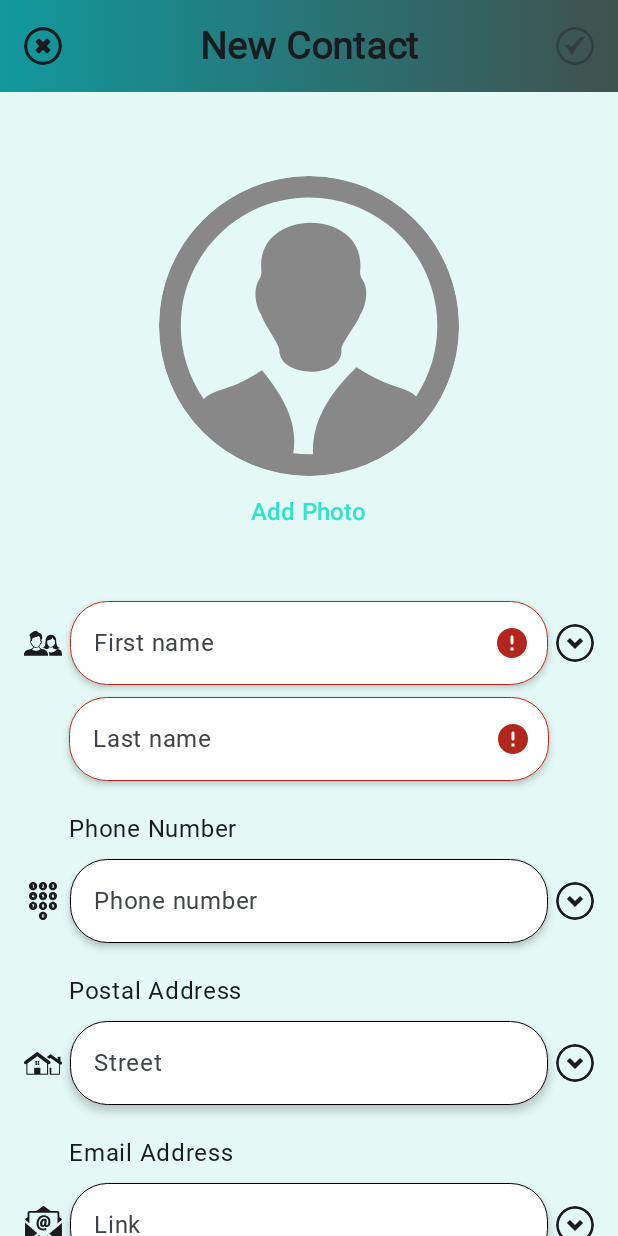
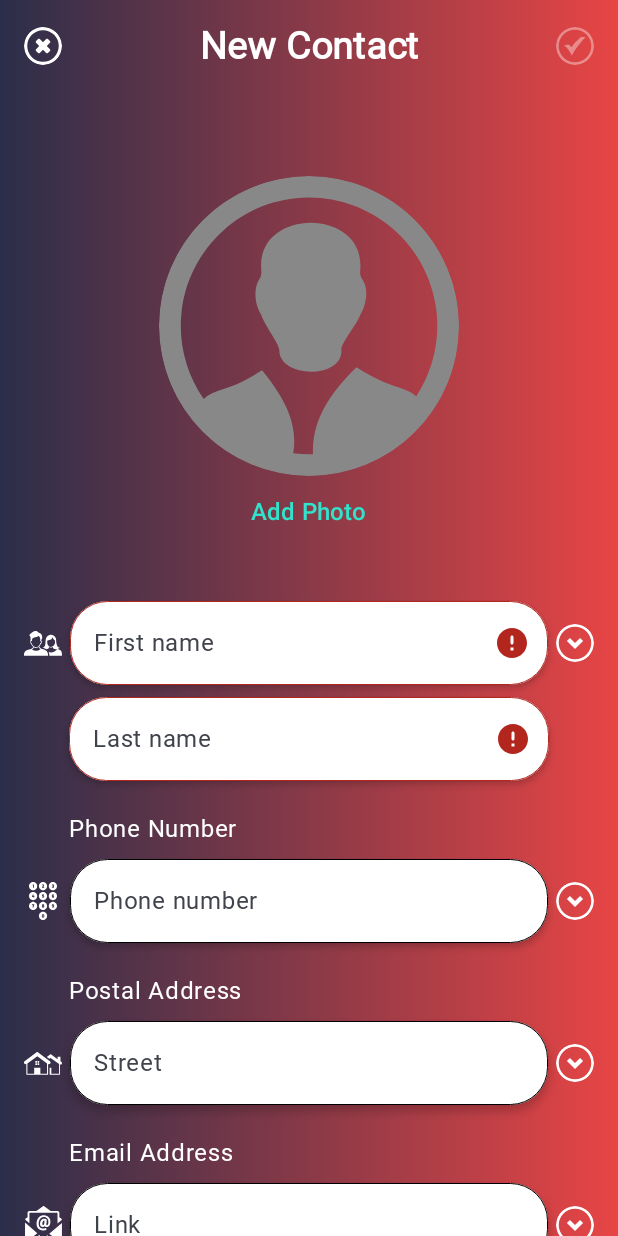
Before and after one commit to Dendy-Jr/Contacts, an Android app built with Jetpack Compose: the CreateContactScreen screen opened through its navigation route, on a phone screen of 412 x 824 dp. Run offline under Robolectric (Android 15) with nearby library versions, the phone set to English and light mode, and no system bars; our stand-ins replace Dagger/Hilt's generated code; libraries missing offline, so code that uses them is left out: io.realm.kotlin, org.mongodb.kbson; Roboto replaces fonts that are not available here; 1 statement that could not run was skipped.

Commit message:
Creating `contact validation` and tests for him

```diff
--- a/app/build.gradle
+++ b/app/build.gradle
@@ -61,6 +61,8 @@ dependencies {
     implementation 'androidx.compose.material3:material3:1.1.0-alpha06'
     implementation "androidx.compose.material:material-icons-extended"
     testImplementation 'junit:junit:4.13.2'
+    testImplementation "com.google.truth:truth:1.1.3"
+    testImplementation 'junit:junit:4.12'
     androidTestImplementation 'androidx.test.ext:junit:1.1.5'
     androidTestImplementation 'androidx.test.espresso:espresso-core:3.5.1'
     androidTestImplementation "androidx.compose.ui:ui-test-junit4"
--- a/app/src/main/java/ui/dendi/contacts/presentation/screen/contact_details/component/CardSection.kt
+++ b/app/src/main/java/ui/dendi/contacts/presentation/screen/contact_details/component/CardSection.kt
@@ -26,7 +26,7 @@ fun CardSection(
                 spotColor = Color.Gray,
                 elevation = 8.dp
             ),
-        colors = CardDefaults.cardColors(containerColor = Color(0xFF30E3CA))
+        colors = CardDefaults.cardColors(containerColor = Color(0xFF53354A))
     ) {
         Column(modifier = Modifier.padding(8.dp)) {
             content()
--- a/app/src/main/java/ui/dendi/contacts/presentation/screen/contacts/ContactsScreen.kt
+++ b/app/src/main/java/ui/dendi/contacts/presentation/screen/contacts/ContactsScreen.kt
@@ -49,14 +49,6 @@ fun ContactsScreen(
     viewModel: ContactsViewModel = hiltViewModel(),
 ) {
     Box(modifier = modifier.fillMaxSize()) {
-        BubbleAnimation(
-            bubbleColor1 = Color(0xFFE4F9F5),
-            bubbleColor2 = Color(0xFF30E3CA),
-            modifier = Modifier
-                .fillMaxWidth()
-                .height(500.dp)
-                .align(Alignment.Center)
-        )
         Column(modifier = Modifier.fillMaxSize()) {
             Column(
                 modifier = Modifier
@@ -64,8 +56,8 @@ fun ContactsScreen(
                     .background(
                         brush = Brush.horizontalGradient(
                             listOf(
-                                Color(0xFF11999E),
-                                Color(0xFF40514E),
+                                Color(0xFF2B2E4A),
+                                Color(0xFFE84545),
                             )
                         )
                     )
@@ -79,16 +71,18 @@ fun ContactsScreen(
                         modifier = Modifier.weight(1F),
                         text = stringResource(R.string.contacts),
                         textAlign = TextAlign.Start,
-                        fontSize = 36.sp,
+                        fontSize = 40.sp,
+                        color = Color.White,
                         fontWeight = FontWeight.ExtraBold,
                     )
                     IconButton(
                         onClick = { onNextClick() },
                     ) {
                         Icon(
-                            modifier = Modifier.size(36.sp.textSizeToDp()),
+                            modifier = Modifier.size(40.sp.textSizeToDp()),
                             imageVector = Icons.Filled.Add,
                             contentDescription = null,
+                            tint = Color.White,
                         )
                     }
                 }
@@ -144,6 +138,14 @@ fun ContactsScreen(
                 }
             }
         }
+        BubbleAnimation(
+            bubbleColor1 = Color(0xFF903749),
+            bubbleColor2 = Color(0xFF53354A),
+            modifier = Modifier
+                .fillMaxWidth()
+                .height(500.dp)
+                .align(Alignment.Center)
+        )
     }
 }
 
--- a/app/src/main/java/ui/dendi/contacts/presentation/screen/create_contact/CreateContactScreen.kt
+++ b/app/src/main/java/ui/dendi/contacts/presentation/screen/create_contact/CreateContactScreen.kt
@@ -49,8 +49,8 @@ fun CreateContactScreen(
                 .background(
                     brush = Brush.horizontalGradient(
                         listOf(
-                            Color(0xFF11999E),
-                            Color(0xFF40514E),
+                            Color(0xFF2B2E4A),
+                            Color(0xFFE84545),
                         )
                     )
                 )
@@ -67,6 +67,7 @@ fun CreateContactScreen(
                 Icon(
                     painter = painterResource(id = R.drawable.ic_cancel),
                     contentDescription = null,
+                    tint = Color.White
                 )
             }
             Text(
@@ -75,13 +76,17 @@ fun CreateContactScreen(
                 text = stringResource(R.string.new_contact),
                 fontSize = 25.sp,
                 fontWeight = FontWeight.SemiBold,
+                color = Color.White,
             )
             IconButton(
                 modifier = Modifier.size(25.sp.textSizeToDp()),
-                enabled = viewModel.showDoneButton(),
+                enabled = viewModel.enableDoneButton,
                 onClick = {
-                    viewModel.onSaveButtonClick()
+                    viewModel.onDoneButtonClick()
                 },
+                colors = IconButtonDefaults.iconButtonColors(
+                    contentColor = Color.White
+                )
             ) {
                 Icon(
                     painter = painterResource(id = R.drawable.ic_done),
@@ -93,7 +98,14 @@ fun CreateContactScreen(
         Column(
             modifier = Modifier
                 .verticalScroll(rememberScrollState())
-                .background(Color(0xFFE4F9F5))
+                .background(
+                    brush = Brush.horizontalGradient(
+                        listOf(
+                            Color(0xFF2B2E4A),
+                            Color(0xFFE84545),
+                        )
+                    )
+                )
                 .padding(horizontal = 16.dp)
         ) {
             Spacer(modifier = Modifier.height(56.dp))
@@ -147,6 +159,16 @@ fun CreateContactScreen(
                 modifier = Modifier.fillMaxWidth(),
                 verticalArrangement = Arrangement.spacedBy(8.dp),
             ) {
+                if (viewModel.showScreenMessage) {
+                    viewModel.screenMessage?.asString()?.let {
+                        Text(
+                            modifier = Modifier.fillMaxWidth(),
+                            text = it,
+                            color = Color.Red,
+                            textAlign = TextAlign.Center,
+                        )
+                    }
+                }
                 var showCollapsedMainFields by remember {
                     mutableStateOf(false)
                 }
@@ -233,8 +255,7 @@ fun CreateContactScreen(
                         placeholderResId = R.string.street,
                     )
                     IconEndField(onClick = {
-                        showCollapsedPostalAddressFields =
-                            showCollapsedPostalAddressFields.not()
+                        showCollapsedPostalAddressFields = showCollapsedPostalAddressFields.not()
                     }, showCollapsedFields = { showCollapsedPostalAddressFields })
                 }
                 if (showCollapsedPostalAddressFields) {
--- a/app/src/main/java/ui/dendi/contacts/presentation/screen/create_contact/components/IconEndField.kt
+++ b/app/src/main/java/ui/dendi/contacts/presentation/screen/create_contact/components/IconEndField.kt
@@ -5,6 +5,7 @@ import androidx.compose.material3.Icon
 import androidx.compose.material3.IconButton
 import androidx.compose.runtime.Composable
 import androidx.compose.ui.Modifier
+import androidx.compose.ui.graphics.Color
 import androidx.compose.ui.res.painterResource
 import androidx.compose.ui.unit.dp
 import ui.dendi.contacts.R
@@ -18,6 +19,7 @@ fun IconEndField(onClick: () -> Unit, showCollapsedFields: () -> Boolean) {
         Icon(
             painter = painterResource(id = if (showCollapsedFields.invoke()) R.drawable.ic_arrow_top else R.drawable.ic_arrow_bottom),
             contentDescription = null,
+            tint = Color.White,
         )
     }
 }
--- a/app/src/main/java/ui/dendi/contacts/presentation/screen/create_contact/components/IconStartField.kt
+++ b/app/src/main/java/ui/dendi/contacts/presentation/screen/create_contact/components/IconStartField.kt
@@ -4,6 +4,7 @@ import androidx.compose.foundation.layout.size
 import androidx.compose.material3.Icon
 import androidx.compose.runtime.Composable
 import androidx.compose.ui.Modifier
+import androidx.compose.ui.graphics.Color
 import androidx.compose.ui.res.painterResource
 import androidx.compose.ui.unit.Dp
 import androidx.compose.ui.unit.dp
@@ -17,5 +18,6 @@ fun IconStartField(
         modifier = Modifier.size(size),
         painter = painterResource(id = iconResId),
         contentDescription = null,
+        tint = Color.White,
     )
 }
--- a/app/src/main/java/ui/dendi/contacts/presentation/screen/create_contact/components/TextSectionTitle.kt
+++ b/app/src/main/java/ui/dendi/contacts/presentation/screen/create_contact/components/TextSectionTitle.kt
@@ -5,6 +5,7 @@ import androidx.compose.foundation.layout.padding
 import androidx.compose.material3.Text
 import androidx.compose.runtime.Composable
 import androidx.compose.ui.Modifier
+import androidx.compose.ui.graphics.Color
 import androidx.compose.ui.res.stringResource
 import androidx.compose.ui.text.font.FontWeight
 import androidx.compose.ui.unit.dp
@@ -17,5 +18,6 @@ fun TextSectionTitle(@StringRes textId: Int) {
         text = stringResource(textId),
         fontSize = 16.sp,
         fontWeight = FontWeight.Medium,
+        color = Color.White,
     )
 }
--- a/app/src/main/res/values/strings.xml
+++ b/app/src/main/res/values/strings.xml
@@ -32,4 +32,7 @@
     <string name="add_photo">Add Photo</string>
     <string name="contacts">Contacts</string>
     <string name="search_hint">Search</string>
+    <string name="name_cannot_be_empty">The first or last name cannot be empty</string>
+    <string name="name_cannot_contain_numbers">The first and last name cannot contain numbers</string>
+    <string name="name_cannot_contain_special_characters">The first and last name cannot contain special characters</string>
 </resources>
```
Also changed, not shown: app/src/main/java/ui/dendi/contacts/core/extension/String.kt (added, +11 -0 lines), app/src/main/java/ui/dendi/contacts/core/model/UiText.kt (+14 -2 lines), app/src/main/java/ui/dendi/contacts/domain/model/ContactInputValidationType.kt (added, +8 -0 lines), app/src/main/java/ui/dendi/contacts/domain/use_case/ValidateContactInputUseCase.kt (added, +24 -0 lines), app/src/main/java/ui/dendi/contacts/presentation/screen/contact_details/ContactDetailsScreen.kt (+24 -8 lines), app/src/main/java/ui/dendi/contacts/presentation/screen/contact_details/component/ContactInformation.kt (+7 -3 lines), app/src/main/java/ui/dendi/contacts/presentation/screen/create_contact/CreateContactViewModel.kt (+58 -16 lines), 2 other files.
